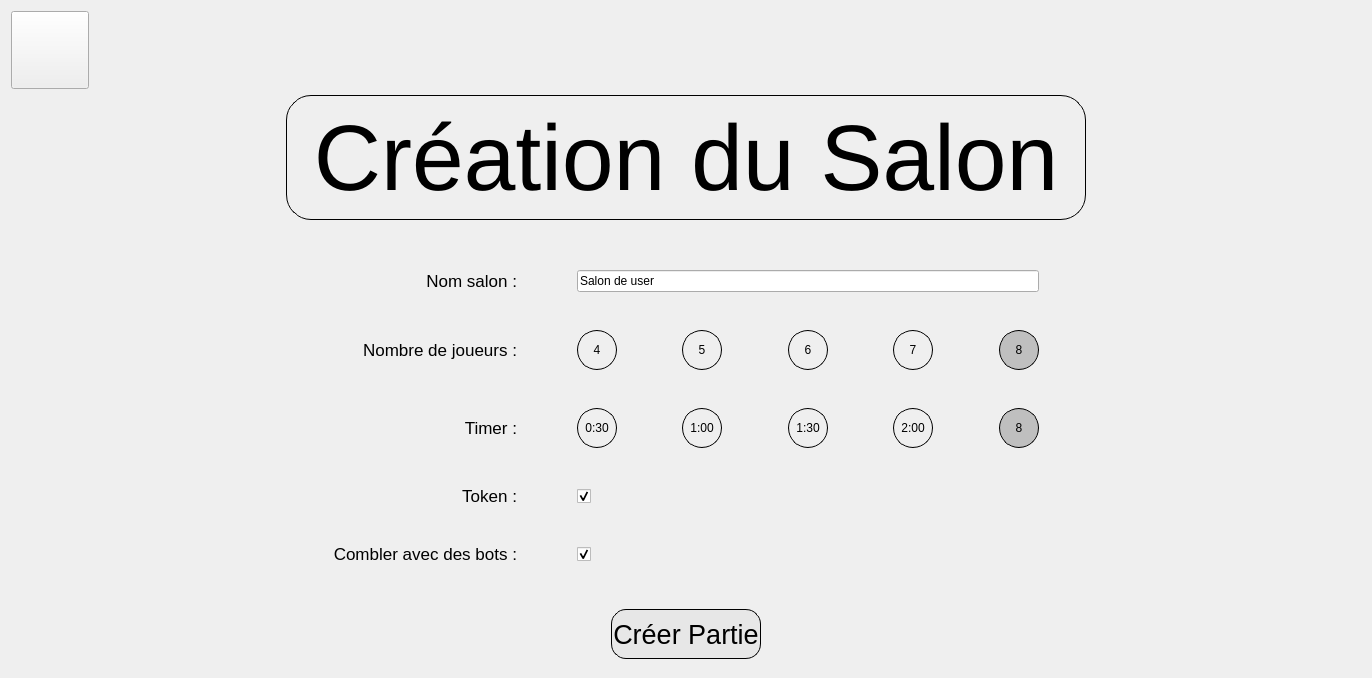
First picture: the form in test_craig/creationsalon.ui, repository gbequet/time_bomb, before the edit.
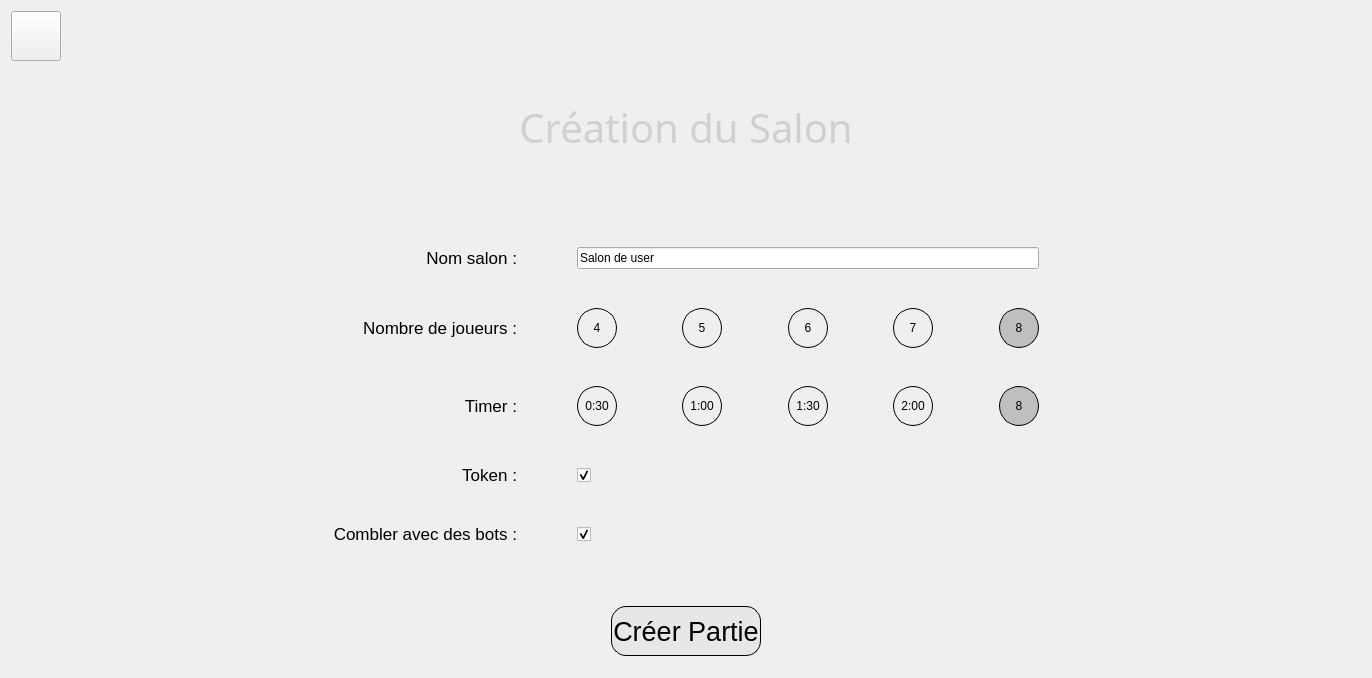
Second picture: the form after the edit. Icons and pictures are not drawn.

Commit message: boutons partout, couleur de fond, titles + hover de tous les boutons + dans options

```diff
--- a/test_craig/creationsalon.ui
+++ b/test_craig/creationsalon.ui
@@ -18,10 +18,24 @@
     <layout class="QHBoxLayout" name="horizontalLayout">
      <item>
       <widget class="QPushButton" name="retour">
+       <property name="minimumSize">
+        <size>
+         <width>50</width>
+         <height>50</height>
+        </size>
+       </property>
        <property name="styleSheet">
-        <string notr="true">border-image:url(:/images/icons/button-back.png);
-width: 70px;
-height:70px;
+        <string notr="true">QPushButton
+{
+    border-image:url(:/images/icons/button-back.png);
+}
+
+QPushButton:hover
+{
+    border-image:url(:/images/icons/button-back.png);
+	background-color:#73a6a0;
+	border-radius: 20px;
+}
 </string>
        </property>
        <property name="text">
@@ -63,20 +77,29 @@
       <widget class="QLabel" name="label">
        <property name="minimumSize">
         <size>
-         <width>800</width>
-         <height>125</height>
+         <width>500</width>
+         <height>120</height>
+        </size>
+       </property>
+       <property name="maximumSize">
+        <size>
+         <width>500</width>
+         <height>120</height>
         </size>
        </property>
        <property name="font">
         <font>
-         <pointsize>70</pointsize>
+         <family>sans-serif</family>
+         <pointsize>30</pointsize>
+         <weight>50</weight>
+         <italic>false</italic>
+         <bold>false</bold>
         </font>
        </property>
        <property name="styleSheet">
-        <string notr="true">border-width: 1px;
-border-style: solid;
-border-color: black;
-border-radius: 25px;</string>
+        <string notr="true">border-image:url(:/images/titles/title-frame.png);
+font: 30pt sans-serif;
+color:#d0d0d0;</string>
        </property>
        <property name="text">
         <string>Création du Salon</string>
```
The commit also changes 15 other files.
